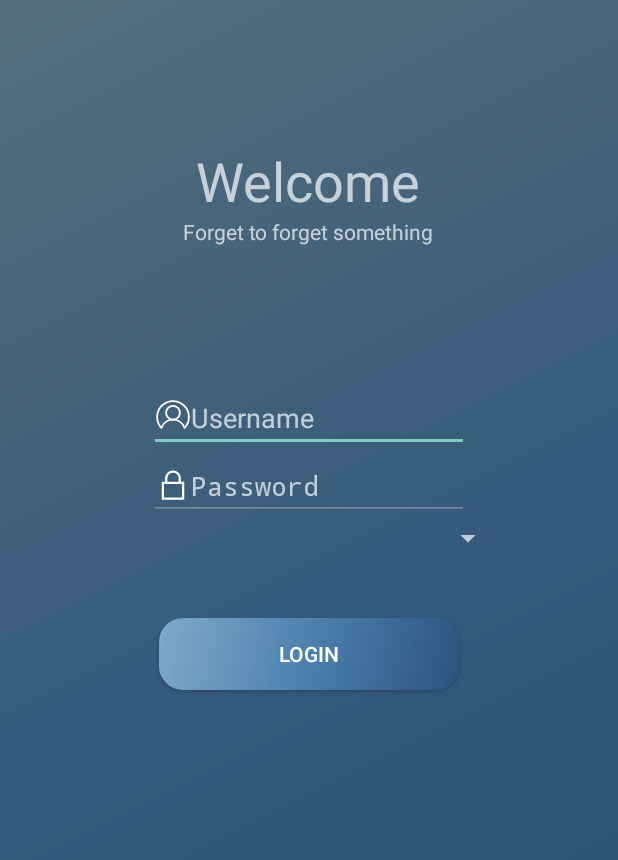
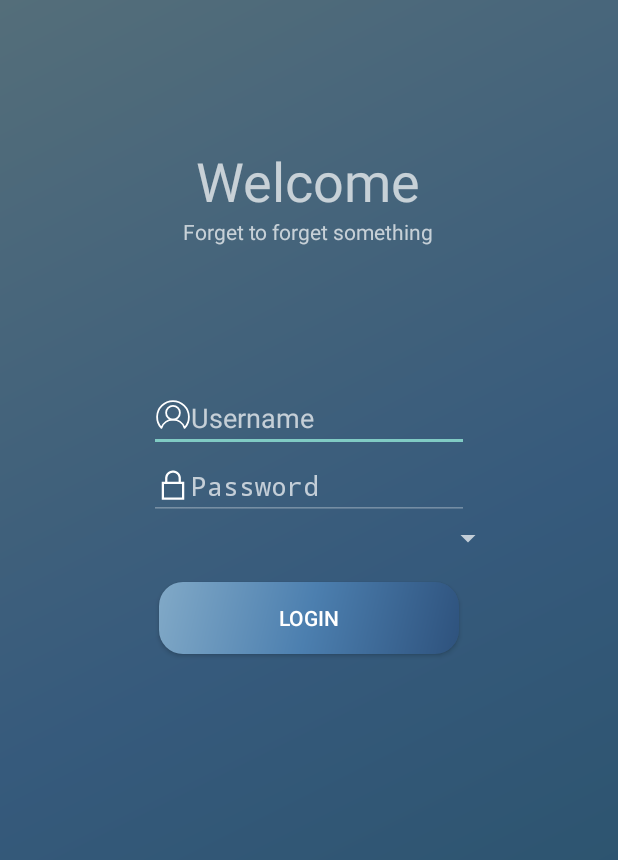
Before and after one commit to LollosoSi/Diario, an Android app: the Login screen opened directly, with no data from a screen before it, on a phone screen of 412 x 824 dp. Shown: the top 860 px of the screen. Run offline under Robolectric (Android 15) with nearby library versions, the phone set to English and light mode, and no system bars; our stand-ins replace Firebase (no records; nobody signed in at launch, a user with empty details on screens opened directly); 2 statements that could not run were skipped.

Commit message:
Login mechanics part2

```diff
--- a/app/src/main/res/layout/activity_login.xml
+++ b/app/src/main/res/layout/activity_login.xml
@@ -63,7 +63,7 @@
         android:layout_marginTop="17dp"
         android:background="@drawable/button_shape"
         android:text="@string/login"
-        android:layout_below="@+id/classes_spinner"
+        android:layout_below="@+id/institutes_spinner"
         android:layout_centerHorizontal="true" />
 
     <Spinner
```
